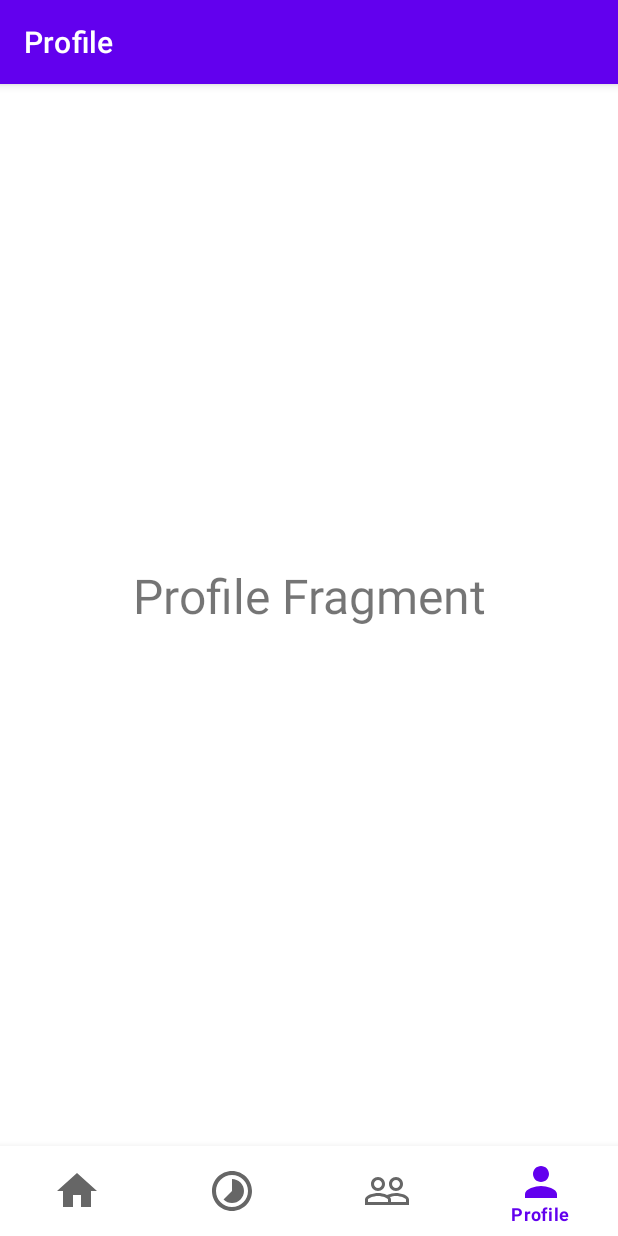
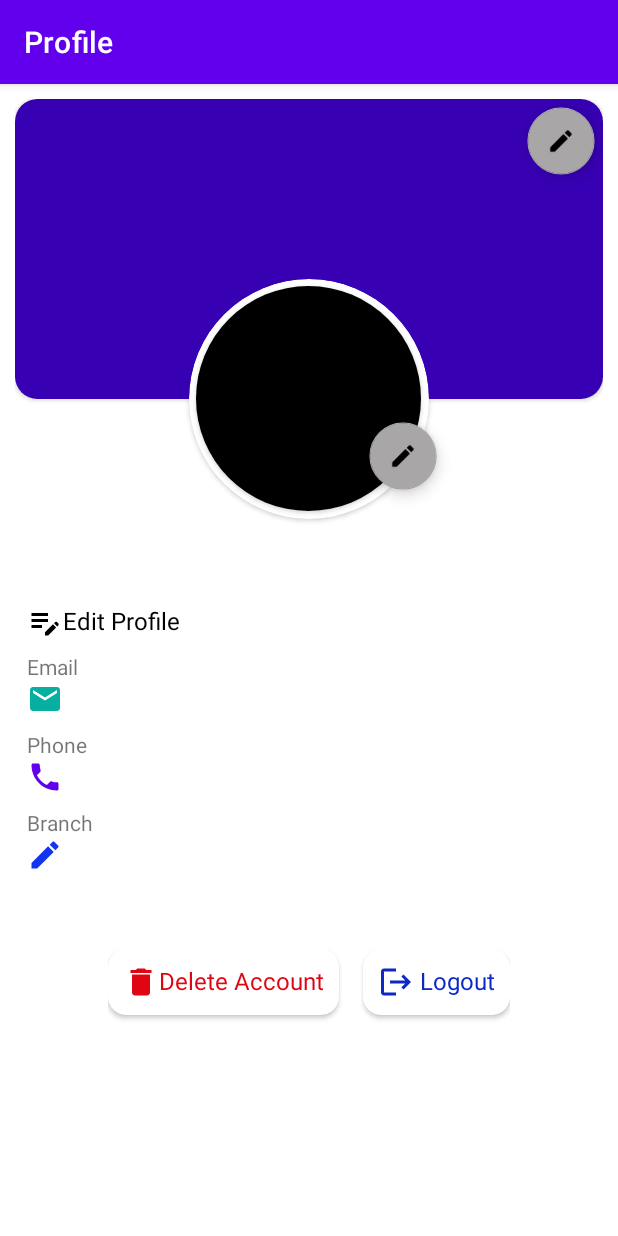
Before and after one commit to prash240303/equilibria, an Android app: the screen it shows after launch once a user with an empty profile is signed in (MainActivity before the commit, Profile_Activity after it), item 4 of the bottom bar chosen, on a phone screen of 412 x 824 dp. Run offline under Robolectric (Android 15) with nearby library versions, the phone set to English and light mode, and no system bars; our stand-ins replace Firebase (no records; nobody signed in at launch, a user with empty details on screens opened directly), navigation-ui.

Commit message:
Minor Changes

```diff
--- a/app/build.gradle
+++ b/app/build.gradle
@@ -9,7 +9,7 @@ android {
 
     defaultConfig {
         applicationId "com.androrubin.reminderapp"
-        minSdk 24
+        minSdk 26
         targetSdk 32
         versionCode 1
         versionName "1.0"
--- a/app/src/main/AndroidManifest.xml
+++ b/app/src/main/AndroidManifest.xml
@@ -9,6 +9,9 @@
         android:roundIcon="@mipmap/ic_launcher_round"
         android:supportsRtl="true"
         android:theme="@style/Theme.ReminderApp">
+        <activity
+            android:name=".Profile_Activity"
+            android:exported="false" />
         <activity
             android:name=".LoginActivity"
             android:exported="false" />
@@ -23,7 +26,7 @@
         </activity>
         <activity
             android:name=".MainActivity"
-            android:exported="false"></activity>
+            android:exported="false" />
     </application>
 
 </manifest>
--- /dev/null
+++ b/app/src/main/java/com/androrubin/reminderapp/Profile_Activity.kt
@@ -0,0 +1,52 @@
+package com.androrubin.reminderapp
+
+import android.content.Intent
+import androidx.appcompat.app.AppCompatActivity
+import android.os.Bundle
+import android.widget.TextView
+import android.widget.Toast
+import com.google.android.material.floatingactionbutton.FloatingActionButton
+import com.google.firebase.auth.FirebaseAuth
+
+class Profile_Activity : AppCompatActivity() {
+
+    private lateinit var mAuth: FirebaseAuth
+
+    override fun onCreate(savedInstanceState: Bundle?) {
+        super.onCreate(savedInstanceState)
+        setContentView(R.layout.activity_profile)
+
+        supportActionBar?.title="Profile"
+
+        val editProfileBtn = findViewById<TextView>(R.id.editProfile)
+        val deleteAccountBtn = findViewById<TextView>(R.id.deleteAccount)
+        val editProfilePicBtn = findViewById<FloatingActionButton>(R.id.editProfilePic)
+        val editBannerPicBtn = findViewById<FloatingActionButton>(R.id.editBannerPic)
+        val logoutBtn = findViewById<TextView>(R.id.logoutBtn)
+        mAuth = FirebaseAuth.getInstance()
+
+        logoutBtn.setOnClickListener {
+            Toast.makeText(this,"User logged out ", Toast.LENGTH_SHORT).show()
+            mAuth.signOut()
+            val intent = Intent(this,LoginActivity::class.java)
+            startActivity(intent)
+            finishAffinity()
+        }
+
+        editProfileBtn.setOnClickListener {
+            Toast.makeText(this,"Clicked Edit Profile",Toast.LENGTH_SHORT).show()
+        }
+
+        editProfilePicBtn.setOnClickListener {
+            Toast.makeText(this,"Clicked Edit Profile Picture",Toast.LENGTH_SHORT).show()
+        }
+
+        editBannerPicBtn.setOnClickListener {
+            Toast.makeText(this,"Clicked Edit Banner Picture",Toast.LENGTH_SHORT).show()
+        }
+
+        deleteAccountBtn.setOnClickListener {
+            Toast.makeText(this,"Clicked Delete Account",Toast.LENGTH_SHORT).show()
+        }
+    }
+}
--- /dev/null
+++ b/app/src/main/res/drawable-xxhdpi/ic_delete.xml
@@ -0,0 +1,10 @@
+<vector xmlns:android="http://schemas.android.com/apk/res/android"
+    android:width="24dp"
+    android:height="24dp"
+    android:viewportWidth="24"
+    android:viewportHeight="24"
+    android:tint="@color/red">
+  <path
+      android:fillColor="@color/teal_700"
+      android:pathData="M6,19c0,1.1 0.9,2 2,2h8c1.1,0 2,-0.9 2,-2V7H6v12zM19,4h-3.5l-1,-1h-5l-1,1H5v2h14V4z"/>
+</vector>
--- /dev/null
+++ b/app/src/main/res/drawable-xxhdpi/ic_logout.xml
@@ -0,0 +1,11 @@
+<vector xmlns:android="http://schemas.android.com/apk/res/android"
+    android:width="24dp"
+    android:height="24dp"
+    android:viewportWidth="24"
+    android:viewportHeight="24"
+    android:tint="?attr/colorControlNormal"
+    android:autoMirrored="true">
+  <path
+      android:fillColor="@android:color/white"
+      android:pathData="M17,7l-1.41,1.41L18.17,11H8v2h10.17l-2.58,2.58L17,17l5,-5zM4,5h8V3H4c-1.1,0 -2,0.9 -2,2v14c0,1.1 0.9,2 2,2h8v-2H4V5z"/>
+</vector>
--- /dev/null
+++ b/app/src/main/res/drawable-xxhdpi/ic_pen.xml
@@ -0,0 +1,10 @@
+<vector xmlns:android="http://schemas.android.com/apk/res/android"
+    android:width="24dp"
+    android:height="24dp"
+    android:viewportWidth="24"
+    android:viewportHeight="24"
+    android:tint="?attr/colorControlNormal">
+  <path
+      android:fillColor="@android:color/white"
+      android:pathData="M3,17.25V21h3.75L17.81,9.94l-3.75,-3.75L3,17.25zM20.71,7.04c0.39,-0.39 0.39,-1.02 0,-1.41l-2.34,-2.34c-0.39,-0.39 -1.02,-0.39 -1.41,0l-1.83,1.83 3.75,3.75 1.83,-1.83z"/>
+</vector>
--- /dev/null
+++ b/app/src/main/res/drawable-xxhdpi/ic_phone.xml
@@ -0,0 +1,10 @@
+<vector xmlns:android="http://schemas.android.com/apk/res/android"
+    android:width="24dp"
+    android:height="24dp"
+    android:viewportWidth="24"
+    android:viewportHeight="24"
+    android:tint="?attr/colorControlNormal">
+  <path
+      android:fillColor="@android:color/white"
+      android:pathData="M6.62,10.79c1.44,2.83 3.76,5.14 6.59,6.59l2.2,-2.2c0.27,-0.27 0.67,-0.36 1.02,-0.24 1.12,0.37 2.33,0.57 3.57,0.57 0.55,0 1,0.45 1,1V20c0,0.55 -0.45,1 -1,1 -9.39,0 -17,-7.61 -17,-17 0,-0.55 0.45,-1 1,-1h3.5c0.55,0 1,0.45 1,1 0,1.25 0.2,2.45 0.57,3.57 0.11,0.35 0.03,0.74 -0.25,1.02l-2.2,2.2z"/>
+</vector>
--- /dev/null
+++ b/app/src/main/res/drawable-xxhdpi/ic_profile_edit.xml
@@ -0,0 +1,10 @@
+<vector xmlns:android="http://schemas.android.com/apk/res/android"
+    android:width="24dp"
+    android:height="24dp"
+    android:viewportWidth="24"
+    android:viewportHeight="24"
+    android:tint="?attr/colorControlNormal">
+  <path
+      android:fillColor="@android:color/white"
+      android:pathData="M3,10h11v2H3V10zM3,8h11V6H3V8zM3,16h7v-2H3V16zM18.01,12.87l0.71,-0.71c0.39,-0.39 1.02,-0.39 1.41,0l0.71,0.71c0.39,0.39 0.39,1.02 0,1.41l-0.71,0.71L18.01,12.87zM17.3,13.58l-5.3,5.3V21h2.12l5.3,-5.3L17.3,13.58z"/>
+</vector>
--- /dev/null
+++ b/app/src/main/res/drawable/ic_baseline_email_24.xml
@@ -0,0 +1,9 @@
+<vector xmlns:android="http://schemas.android.com/apk/res/android"
+    android:width="24dp"
+    android:height="24dp"
+    android:viewportWidth="24"
+    android:viewportHeight="24">
+  <path
+      android:fillColor="#07AFA0"
+      android:pathData="M20,4L4,4c-1.1,0 -1.99,0.9 -1.99,2L2,18c0,1.1 0.9,2 2,2h16c1.1,0 2,-0.9 2,-2L22,6c0,-1.1 -0.9,-2 -2,-2zM20,8l-8,5 -8,-5L4,6l8,5 8,-5v2z"/>
+</vector>
--- /dev/null
+++ b/app/src/main/res/layout/activity_profile.xml
@@ -0,0 +1,233 @@
+<?xml version="1.0" encoding="utf-8"?>
+<ScrollView
+    xmlns:android="http://schemas.android.com/apk/res/android"
+    xmlns:app="http://schemas.android.com/apk/res-auto"
+    xmlns:tools="http://schemas.android.com/tools"
+    android:layout_width="match_parent"
+    android:layout_height="match_parent"
+    tools:context=".Profile_Activity"
+    tools:ignore="SpeakableTextPresentCheck">
+
+    <androidx.constraintlayout.widget.ConstraintLayout
+        android:layout_width="match_parent"
+        android:layout_height="wrap_content"
+        android:padding="10dp">
+
+        <androidx.cardview.widget.CardView
+            android:id="@+id/cardView4"
+            android:layout_width="0dp"
+            android:layout_height="200dp"
+            app:cardCornerRadius="15dp"
+            app:layout_constraintEnd_toEndOf="parent"
+            app:layout_constraintStart_toStartOf="parent"
+            app:layout_constraintTop_toTopOf="parent">
+
+            <ImageView
+                android:id="@+id/imageView5"
+                android:layout_width="match_parent"
+                android:layout_height="match_parent"
+                app:srcCompat="@color/purple_700" />
+
+        </androidx.cardview.widget.CardView>
+
+        <TextView
+            android:id="@+id/textView5"
+            android:layout_width="wrap_content"
+            android:layout_height="wrap_content"
+            android:layout_marginStart="8dp"
+            android:layout_marginTop="8dp"
+            android:text="Email"
+            app:layout_constraintStart_toStartOf="parent"
+            app:layout_constraintTop_toBottomOf="@+id/editProfile" />
+
+        <com.google.android.material.floatingactionbutton.FloatingActionButton
+            android:id="@+id/editBannerPic"
+            android:layout_width="wrap_content"
+            android:layout_height="wrap_content"
+            android:backgroundTint="#A8A6A6"
+            android:clickable="true"
+            android:scaleX="0.8"
+            android:scaleY="0.8"
+            app:layout_constraintEnd_toEndOf="parent"
+            app:layout_constraintTop_toTopOf="parent"
+            app:srcCompat="@drawable/ic_pen"
+            tools:ignore="SpeakableTextPresentCheck" />
+
+        <androidx.cardview.widget.CardView
+            android:id="@+id/cardView3"
+            android:layout_width="160dp"
+            android:layout_height="160dp"
+            android:layout_marginTop="120dp"
+            app:cardCornerRadius="210dp"
+            app:layout_constraintEnd_toEndOf="parent"
+            app:layout_constraintStart_toStartOf="parent"
+            app:layout_constraintTop_toTopOf="parent">
+
+            <androidx.cardview.widget.CardView
+                android:id="@+id/cardView2"
+                android:layout_width="150dp"
+                android:layout_height="150dp"
+                android:layout_gravity="center"
+                app:cardCornerRadius="100dp">
+
+                <ImageView
+                    android:id="@+id/imageView4"
+                    android:layout_width="match_parent"
+                    android:layout_height="match_parent"
+                    app:srcCompat="@color/black" />
+            </androidx.cardview.widget.CardView>
+        </androidx.cardview.widget.CardView>
+
+        <TextView
+            android:id="@+id/txtEmail"
+            android:layout_width="wrap_content"
+            android:layout_height="wrap_content"
+            android:drawableStart="@drawable/ic_baseline_email_24"
+            android:drawablePadding="4dp"
+            android:textColor="@color/black"
+            android:textSize="18sp"
+            app:layout_constraintStart_toStartOf="@+id/textView5"
+            app:layout_constraintTop_toBottomOf="@+id/textView5" />
+
+        <com.google.android.material.floatingactionbutton.FloatingActionButton
+            android:id="@+id/editProfilePic"
+            android:layout_width="wrap_content"
+            android:layout_height="wrap_content"
+            android:layout_marginStart="125dp"
+            android:layout_marginTop="210dp"
+            android:backgroundTint="#A8A6A6"
+            android:clickable="true"
+            android:scaleX="0.8"
+            android:scaleY="0.8"
+            app:layout_constraintEnd_toEndOf="parent"
+            app:layout_constraintHorizontal_bias="0.5"
+            app:layout_constraintStart_toStartOf="parent"
+            app:layout_constraintTop_toTopOf="parent"
+            app:srcCompat="@drawable/ic_pen"
+            tools:ignore="SpeakableTextPresentCheck,TouchTargetSizeCheck" />
+
+        <TextView
+            android:id="@+id/editProfile"
+            android:layout_width="wrap_content"
+            android:layout_height="wrap_content"
+            android:layout_marginStart="8dp"
+            android:layout_marginTop="8dp"
+            android:drawableStart="@drawable/ic_profile_edit"
+            android:drawableTint="@color/black"
+            android:text="Edit Profile"
+            android:textColor="@color/black"
+            android:textSize="16sp"
+            app:layout_constraintStart_toStartOf="parent"
+            app:layout_constraintTop_toBottomOf="@+id/textView4" />
+
+        <TextView
+            android:id="@+id/textView4"
+            android:layout_width="wrap_content"
+            android:layout_height="wrap_content"
+            android:layout_marginTop="8dp"
+            android:textColor="@color/black"
+            android:textSize="30sp"
+            app:layout_constraintEnd_toEndOf="parent"
+            app:layout_constraintHorizontal_bias="0.5"
+            app:layout_constraintStart_toStartOf="parent"
+            app:layout_constraintTop_toBottomOf="@+id/cardView3" />
+
+        <LinearLayout
+            android:layout_width="wrap_content"
+            android:layout_height="wrap_content"
+            android:orientation="horizontal"
+            app:layout_constraintBottom_toBottomOf="parent"
+            app:layout_constraintEnd_toEndOf="parent"
+            android:layout_marginTop="50dp"
+            app:layout_constraintHorizontal_bias="0.5"
+            app:layout_constraintStart_toStartOf="parent"
+            app:layout_constraintTop_toBottomOf="@+id/txtBranch">
+
+        <androidx.cardview.widget.CardView
+            android:id="@+id/cardView5"
+            android:layout_width="wrap_content"
+            android:layout_height="wrap_content"
+            android:layout_marginEnd="16dp"
+            android:layout_marginBottom="5dp"
+            android:layout_weight="1"
+            android:contextClickable="true"
+            app:cardCornerRadius="12dp">
+
+            <TextView
+                android:id="@+id/deleteAccount"
+                android:layout_width="wrap_content"
+                android:layout_height="wrap_content"
+                android:drawableStart="@drawable/ic_delete"
+                android:padding="10dp"
+                android:text="Delete Account"
+                android:textColor="@color/red"
+                android:textSize="16sp" />
+        </androidx.cardview.widget.CardView>
+            <androidx.cardview.widget.CardView
+                android:id="@+id/cardView6"
+                android:layout_width="wrap_content"
+                android:layout_height="wrap_content"
+                android:layout_weight="1"
+                android:contextClickable="true"
+                app:cardCornerRadius="12dp">
+
+                <TextView
+                    android:id="@+id/logoutBtn"
+                    android:layout_width="wrap_content"
+                    android:layout_height="wrap_content"
+                    android:drawableStart="@drawable/ic_logout"
+                    android:drawablePadding="4dp"
+                    android:drawableTint="#0C28C7"
+                    android:padding="10dp"
+                    android:text="Logout"
+                    android:textColor="#0C28C7"
+                    android:textSize="16sp" />
+            </androidx.cardview.widget.CardView>
+
+        </LinearLayout>
+
+        <TextView
+            android:id="@+id/textView9"
+            android:layout_width="wrap_content"
+            android:layout_height="wrap_content"
+            android:layout_marginTop="8dp"
+            android:text="Phone"
+            app:layout_constraintStart_toStartOf="@+id/txtEmail"
+            app:layout_constraintTop_toBottomOf="@+id/txtEmail" />
+
+        <TextView
+            android:id="@+id/txtPhone"
+            android:layout_width="wrap_content"
+            android:layout_height="wrap_content"
+            android:drawableStart="@drawable/ic_phone"
+            android:drawablePadding="4dp"
+            android:drawableTint="@color/purple_500"
+            android:textColor="@color/black"
+            android:textSize="18sp"
+            app:layout_constraintStart_toStartOf="@+id/textView9"
+            app:layout_constraintTop_toBottomOf="@+id/textView9" />
+
+        <TextView
+            android:id="@+id/textView10"
+            android:layout_width="wrap_content"
+            android:layout_height="wrap_content"
+            android:layout_marginTop="8dp"
+            android:text="Branch"
+            app:layout_constraintStart_toStartOf="@+id/txtPhone"
+            app:layout_constraintTop_toBottomOf="@+id/txtPhone" />
+
+        <TextView
+            android:id="@+id/txtBranch"
+            android:layout_width="wrap_content"
+            android:layout_height="wrap_content"
+            android:drawableStart="@drawable/ic_pen"
+            android:drawablePadding="4dp"
+            android:drawableTint="#1435EE"
+            android:textColor="@color/black"
+            android:textSize="18sp"
+            app:layout_constraintStart_toStartOf="@+id/textView10"
+            app:layout_constraintTop_toBottomOf="@+id/textView10" />
+
+    </androidx.constraintlayout.widget.ConstraintLayout>
+
+</ScrollView>
--- a/app/src/main/res/menu/bottom_menu.xml
+++ b/app/src/main/res/menu/bottom_menu.xml
@@ -1,17 +1,21 @@
 <?xml version="1.0" encoding="utf-8"?>
 <menu xmlns:android="http://schemas.android.com/apk/res/android">
 
-    <item android:title="Home"
+    <item
+        android:title="Communities"
+        android:id="@+id/communityFragment"
+        android:icon="@drawable/ic_baseline_people_outline_24"/>
+    <item
+        android:title="Reminders"
         android:id="@+id/homeFragment"
-        android:icon="@drawable/ic_baseline_home_24"
-        />
-    <item android:title="Pomodoro"
+        android:icon="@drawable/ic_bell"
+        android:iconTint="@color/black"/>
+    <item
+        android:title="Pomodoro"
         android:id="@+id/pomodoroFragment"
         android:icon="@drawable/ic_baseline_timelapse_24"/>
-    <item android:title="Community"
-        android:id="@+id/communityFragment"
-        android:icon="@drawable/ic_baseline_people_outline_24"/>
-    <item android:title="Profile"
+    <item
+        android:title="Profile"
         android:id="@+id/profileFragment"
         android:icon="@drawable/ic_baseline_person_24"/>
 </menu>
--- a/app/src/main/res/navigation/mainpage_nav.xml
+++ b/app/src/main/res/navigation/mainpage_nav.xml
@@ -20,9 +20,9 @@
         android:name="com.androrubin.reminderapp.CommunityFragment"
         android:label="Community"
         tools:layout="@layout/fragment_community" />
-    <fragment
+    <activity
         android:id="@+id/profileFragment"
-        android:name="com.androrubin.reminderapp.ProfileFragment"
+        android:name="com.androrubin.reminderapp.Profile_Activity"
         android:label="Profile"
-        tools:layout="@layout/fragment_profile" />
+        tools:layout="@layout/activity_profile" />
 </navigation>
--- a/app/src/main/res/values/colors.xml
+++ b/app/src/main/res/values/colors.xml
@@ -7,4 +7,6 @@
     <color name="teal_700">#FF018786</color>
     <color name="black">#FF000000</color>
     <color name="white">#FFFFFFFF</color>
+    <color name="gray">#A8A6A6</color>
+    <color name="red">#E00513</color>
 </resources>
--- a/app/src/main/res/values/themes.xml
+++ b/app/src/main/res/values/themes.xml
@@ -6,7 +6,7 @@
         <item name="colorPrimaryVariant">@color/purple_700</item>
         <item name="colorOnPrimary">@color/white</item>
         <!-- Secondary brand color. -->
-        <item name="colorSecondary">@color/teal_200</item>
+        <item name="colorSecondary">@color/gray</item>
         <item name="colorSecondaryVariant">@color/teal_700</item>
         <item name="colorOnSecondary">@color/black</item>
         <!-- Status bar color. -->
```
Also changed, not shown: app/src/main/res/drawable-hdpi/ic_bell.png (added), app/src/main/res/drawable-mdpi/ic_bell.png (added), app/src/main/res/drawable-xhdpi/ic_bell.png (added), app/src/main/res/drawable-xxhdpi/ic_bell.png (added), app/src/main/res/drawable-xxxhdpi/ic_bell.png (added).
